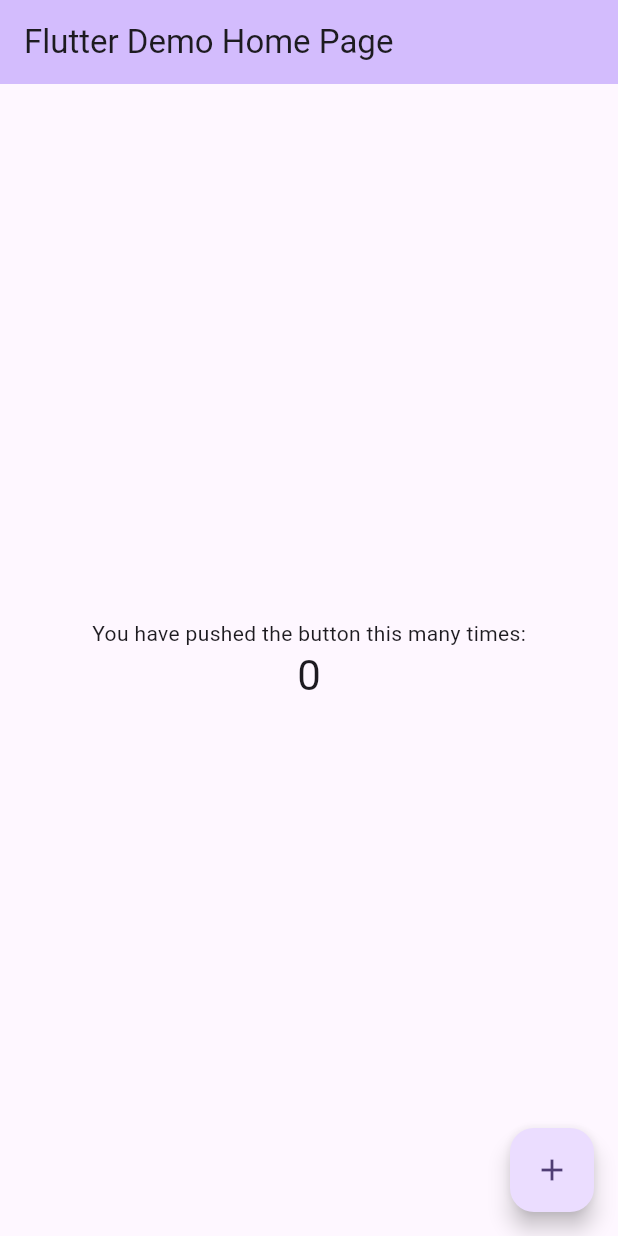
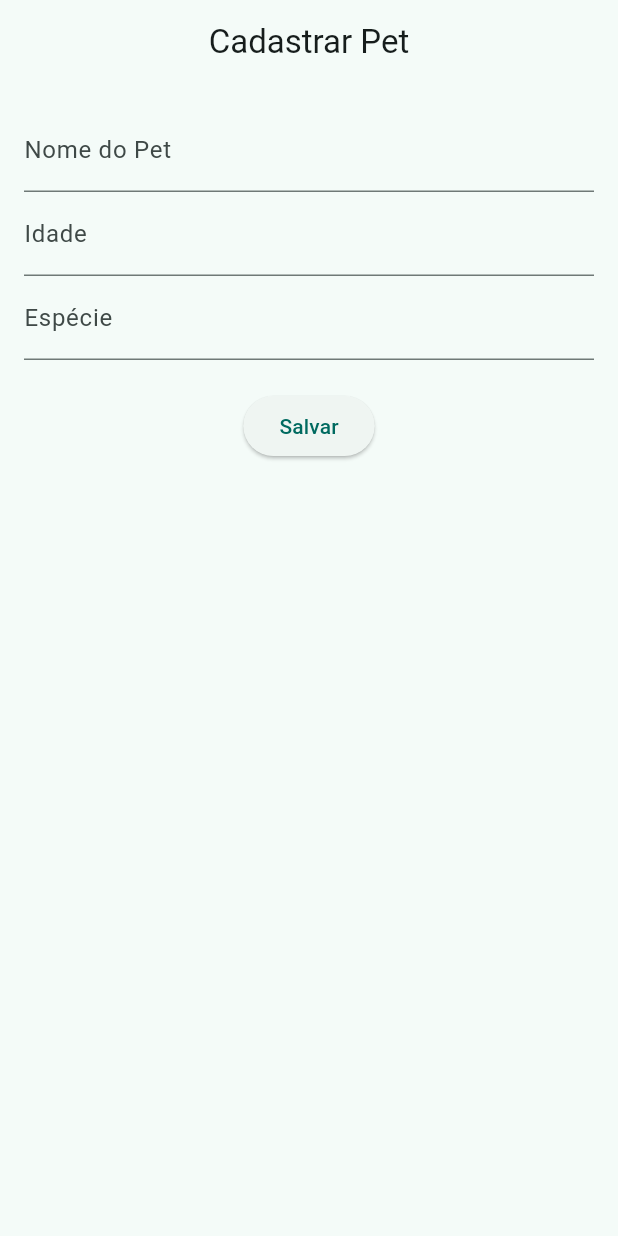
Before and after one commit to LucasGoulart2205/BenjiVet, a Flutter app: the screen it shows after launch, on a phone screen of 412 x 824 dp. Run offline on Flutter 3.47's test engine with Material 3 defaults, Android fonts, the light colour scheme and no system bars.

Commit message:
adicionando o register

```diff
--- a/lib/main.dart
+++ b/lib/main.dart
@@ -1,4 +1,5 @@
 import 'package:flutter/material.dart';
+import 'screens/register.dart';
 
 void main() {
   runApp(const MyApp());
@@ -10,76 +11,13 @@ class MyApp extends StatelessWidget {
   @override
   Widget build(BuildContext context) {
     return MaterialApp(
-      title: 'Flutter Demo',
+      debugShowCheckedModeBanner: false,
+      title: 'PetCare',
       theme: ThemeData(
-        colorScheme: ColorScheme.fromSeed(seedColor: Colors.deepPurple),
+        colorScheme: ColorScheme.fromSeed(seedColor: Colors.teal),
+        useMaterial3: true,
       ),
-      home: const MyHomePage(title: 'Flutter Demo Home Page'),
+      home: const RegisterScreen(),
     );
   }
 }
-
-class MyHomePage extends StatefulWidget {
-  const MyHomePage({super.key, required this.title});
-  final String title;
-
-  @override
-  State<MyHomePage> createState() => _MyHomePageState();
-}
-
-class _MyHomePageState extends State<MyHomePage> {
-  int _counter = 0;
-
-  void _incrementCounter() {
-    setState(() {
-      _counter++;
-    });
-  }
-
-  @override
-  Widget build(BuildContext context) {
-    return Scaffold(
-      appBar: AppBar(
-        // TRY THIS: Try changing the color here to a specific color (to
-        // Colors.amber, perhaps?) and trigger a hot reload to see the AppBar
-        // change color while the other colors stay the same.
-        backgroundColor: Theme.of(context).colorScheme.inversePrimary,
-        // Here we take the value from the MyHomePage object that was created by
-        // the App.build method, and use it to set our appbar title.
-        title: Text(widget.title),
-      ),
-      body: Center(
-        // Center is a layout widget. It takes a single child and positions it
-        // in the middle of the parent.
-        child: Column(
-          // Column is also a layout widget. It takes a list of children and
-          // arranges them vertically. By default, it sizes itself to fit its
-          // children horizontally, and tries to be as tall as its parent.
-          //
-          // Column has various properties to control how it sizes itself and
-          // how it positions its children. Here we use mainAxisAlignment to
-          // center the children vertically; the main axis here is the vertical
-          // axis because Columns are vertical (the cross axis would be
-          // horizontal).
-          //
-          // TRY THIS: Invoke "debug painting" (choose the "Toggle Debug Paint"
-          // action in the IDE, or press "p" in the console), to see the
-          // wireframe for each widget.
-          mainAxisAlignment: MainAxisAlignment.center,
-          children: <Widget>[
-            const Text('You have pushed the button this many times:'),
-            Text(
-              '$_counter',
-              style: Theme.of(context).textTheme.headlineMedium,
-            ),
-          ],
-        ),
-      ),
-      floatingActionButton: FloatingActionButton(
-        onPressed: _incrementCounter,
-        tooltip: 'Increment',
-        child: const Icon(Icons.add),
-      ), // This trailing comma makes auto-formatting nicer for build methods.
-    );
-  }
-}
--- /dev/null
+++ b/lib/models/pet.dart
@@ -0,0 +1,11 @@
+class Pet {
+  final String nome;
+  final int idade;
+  final String especie;
+
+  Pet({
+    required this.nome,
+    required this.idade,
+    required this.especie,
+  });
+}
--- /dev/null
+++ b/lib/screens/register.dart
@@ -0,0 +1,92 @@
+import 'package:flutter/material.dart';
+import '../models/pet.dart';
+
+
+class RegisterScreen extends StatefulWidget {
+  const RegisterScreen({super.key});
+
+  @override
+  State<RegisterScreen> createState() => _RegisterScreenState();
+}
+
+class _RegisterScreenState extends State<RegisterScreen> {
+  final _formKey = GlobalKey<FormState>();
+
+  final TextEditingController _nomeController = TextEditingController();
+  final TextEditingController _idadeController = TextEditingController();
+  final TextEditingController _especieController = TextEditingController();
+
+  @override
+  Widget build(BuildContext context) {
+    return Scaffold(
+      appBar: AppBar(
+        title: const Text("Cadastrar Pet"),
+        centerTitle: true,
+      ),
+      body: Padding(
+        padding: const EdgeInsets.all(16.0),
+        child: Form(
+          key: _formKey,
+          child: Column(
+            crossAxisAlignment: CrossAxisAlignment.start,
+            children: [
+              TextFormField(
+                controller: _nomeController,
+                decoration: const InputDecoration(labelText: "Nome do Pet"),
+                validator: (value) {
+                  if (value == null || value.isEmpty) {
+                    return "Por favor, digite o nome do pet";
+                  }
+                  return null;
+                },
+              ),
+              TextFormField(
+                controller: _idadeController,
+                keyboardType: TextInputType.number,
+                decoration: const InputDecoration(labelText: "Idade"),
+                validator: (value) {
+                  if (value == null || value.isEmpty) {
+                    return "Digite a idade";
+                  }
+                  return null;
+                },
+              ),
+              TextFormField(
+                controller: _especieController,
+                decoration: const InputDecoration(labelText: "Espécie"),
+                validator: (value) {
+                  if (value == null || value.isEmpty) {
+                    return "Digite a espécie do pet";
+                  }
+                  return null;
+                },
+              ),
+              const SizedBox(height: 20),
+              Center(
+                child: ElevatedButton(
+                    onPressed: () {
+                      if (_formKey.currentState!.validate()) {
+
+                        final novoPet = Pet(
+                          nome: _nomeController.text,
+                          idade: int.parse(_idadeController.text),
+                          especie: _especieController.text,
+                        );
+
+                        print("Pet criado: ${novoPet.nome}, ${novoPet.idade}, ${novoPet.especie}");
+
+                        ScaffoldMessenger.of(context).showSnackBar(
+                          const SnackBar(content: Text("Pet cadastrado com sucesso!")),
+                        );
+                      }
+                    },
+                  child: const Text("Salvar"),
+                ),
+              ),
+            ],
+          ),
+        ),
+      ),
+    );
+  }
+}
```
